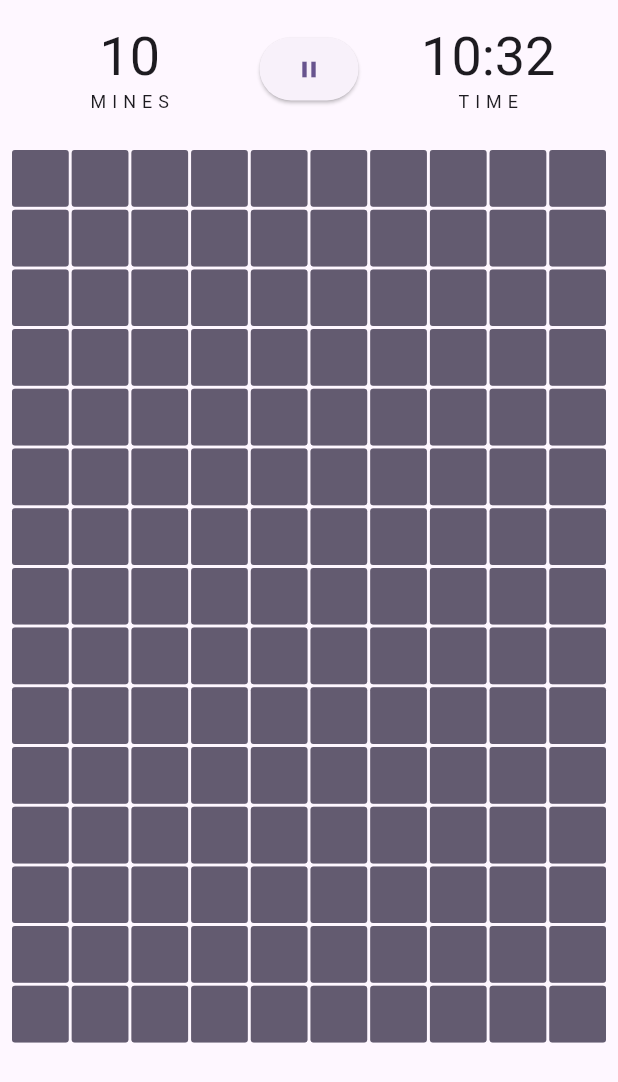
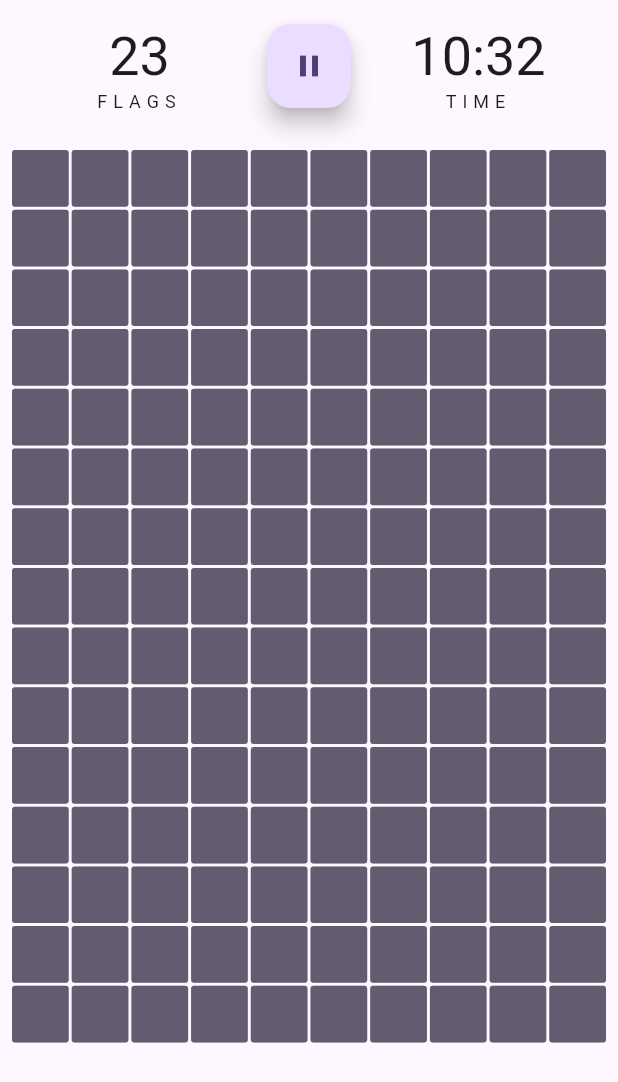
Before and after one commit to edwardnagy/minesweeper-crossplatform, a Flutter app: the screen it shows after launch, on a phone screen of 412 x 824 dp. Shown: the top 1082 px of the screen. Run offline on Flutter 3.47's test engine with Material 2 defaults, Android fonts, the phone set to English and light mode, and no system bars; generated files the repository leaves out were written again.

Commit message:
Add flag functionality

```diff
--- a/lib/engine/game_engine.dart
+++ b/lib/engine/game_engine.dart
@@ -18,6 +18,14 @@ class GameEngine with ChangeNotifier {
   late List<Tile> _tiles;
 
   List<Tile> get tiles => UnmodifiableListView(_tiles);
+
+  var _flagsUsed = 0;
+
+  int get flagsRemaining => configuration.flagCount - _flagsUsed;
+
+  bool get isGameOver => _tiles.any((tile) => tile.isMine && tile.revealed);
+
+  bool get isGameWon => _tiles.where((tile) => tile.isMine).every((tile) => tile.flagged);
 
   void _generateTiles() {
     _tiles = List.generate(
@@ -70,12 +78,18 @@ class GameEngine with ChangeNotifier {
   }
 
   void revealTile(int index) {
+    if (_tiles[index].flagged) {
+      // Can't reveal a flagged tile
+      return;
+    }
     _tiles[index] = _tiles[index].copyWith(revealed: true);
     if (_tiles[index].isMine) {
+      // Game over, reveal all tiles
       for (var index = 0; index < _tiles.length; index++) {
         _tiles[index] = _tiles[index].copyWith(revealed: true);
       }
     } else if (_tiles[index].adjacentMineCount == 0) {
+      // Reveal adjacent tiles
       final adjacentTileIndices = _getAdjacentTileIndices(index);
       for (final adjacentTileIndex in adjacentTileIndices) {
         if (!_tiles[adjacentTileIndex].revealed) {
@@ -85,4 +99,20 @@ class GameEngine with ChangeNotifier {
     }
     notifyListeners();
   }
+
+  void toggleFlagForTile(int index) {
+    if (_tiles[index].revealed) {
+      // Can't flag a revealed tile
+      return;
+    }
+    if (_tiles[index].flagged) {
+      _tiles[index] = _tiles[index].copyWith(flagged: false);
+      _flagsUsed--;
+      notifyListeners();
+    } else if (_flagsUsed < configuration.flagCount) {
+      _tiles[index] = _tiles[index].copyWith(flagged: true);
+      _flagsUsed++;
+      notifyListeners();
+    }
+  }
 }
--- a/lib/l10n/app_en.arb
+++ b/lib/l10n/app_en.arb
@@ -1,6 +1,6 @@
 {
     "title": "Minesweeper",
     "pause": "Pause",
-    "mines": "Mines",
+    "flags": "Flags",
     "time": "Time"
 }
--- a/lib/model/game_configuration.dart
+++ b/lib/model/game_configuration.dart
@@ -12,4 +12,6 @@ class GameConfiguration {
   int get tileCount => horizontalTileCount * verticalTileCount;
 
   int get mineCount => (tileCount * mineRatio).round();
+
+  int get flagCount => mineCount;
 }
--- a/lib/model/tile.dart
+++ b/lib/model/tile.dart
@@ -2,22 +2,26 @@ class Tile {
   final bool isMine;
   final int adjacentMineCount;
   final bool revealed;
+  final bool flagged;
 
   const Tile({
     this.isMine = false,
     this.adjacentMineCount = 0,
     this.revealed = false,
+    this.flagged = false,
   });
 
   Tile copyWith({
     bool? isMine,
     int? adjacentMineCount,
     bool? revealed,
+    bool? flagged,
   }) {
     return Tile(
       isMine: isMine ?? this.isMine,
       adjacentMineCount: adjacentMineCount ?? this.adjacentMineCount,
       revealed: revealed ?? this.revealed,
+      flagged: flagged ?? this.flagged,
     );
   }
 }
--- a/lib/view/game/game_body.dart
+++ b/lib/view/game/game_body.dart
@@ -1,6 +1,6 @@
-import 'package:ea_minesweeper/engine/game_engine.dart';
 import 'package:flutter/material.dart';
 
+import '../../engine/game_engine.dart';
 import 'tile_box.dart';
 
 class GameBody extends StatelessWidget {
@@ -27,8 +27,11 @@ class GameBody extends StatelessWidget {
           itemBuilder: (context, index) {
             return TileBox(
               tile: engine.tiles[index],
-              onTap: () {
+              onRevealed: () {
                 engine.revealTile(index);
+              },
+              onFlagged: () {
+                engine.toggleFlagForTile(index);
               },
             );
           },
--- a/lib/view/game/game_header.dart
+++ b/lib/view/game/game_header.dart
@@ -1,18 +1,12 @@
 import 'package:flutter/material.dart';
 
+import '../../engine/game_engine.dart';
 import '../../l10n/app_localizations.dart';
 
 class GameHeader extends StatelessWidget {
-  const GameHeader({
-    super.key,
-    required this.minesCount,
-    required this.timeElapsed,
-    required this.onPause,
-  });
+  const GameHeader(this._engine, {super.key});
 
-  final int minesCount;
-  final Duration timeElapsed;
-  final VoidCallback onPause;
+  final GameEngine _engine;
 
   @override
   Widget build(BuildContext context) {
@@ -20,25 +14,28 @@ class GameHeader extends StatelessWidget {
 
     return Padding(
       padding: const EdgeInsetsDirectional.all(padding),
-      child: Row(
+      child: AnimatedBuilder(
+        animation: _engine,
+        builder: (context, _) {
+          return Row(
+            crossAxisAlignment: CrossAxisAlignment.start,
             children: [
               Expanded(
                 child: _statContainer(
                   context,
-              label: AppLocalizations.of(context).mines,
-              value: minesCount.toString(),
+                  label: AppLocalizations.of(context).flags,
+                  value: _engine.flagsRemaining.toString(),
                 ),
               ),
               Padding(
-            padding: const EdgeInsetsDirectional.symmetric(horizontal: padding),
+                padding: const EdgeInsetsDirectional.only(top: padding),
                 child: Tooltip(
                   message: AppLocalizations.of(context).pause,
-              child: ElevatedButton(
-                onPressed: onPause,
-                child: const Padding(
-                  padding: EdgeInsets.symmetric(vertical: 12.0),
-                  child: Icon(Icons.pause),
-                ),
+                  child: FloatingActionButton(
+                    onPressed: () {
+                      // TODO: Pause the game
+                    },
+                    child: const Icon(Icons.pause),
                   ),
                 ),
               ),
@@ -46,10 +43,12 @@ class GameHeader extends StatelessWidget {
                 child: _statContainer(
                   context,
                   label: AppLocalizations.of(context).time,
-              value: timeElapsed.inMinutesAndSeconds,
+                  value: const Duration(minutes: 10, seconds: 32).inMinutesAndSeconds,
                 ),
               ),
             ],
+          );
+        },
       ),
     );
   }
@@ -71,6 +70,7 @@ class GameHeader extends StatelessWidget {
           Text(
             label.toUpperCase(),
             style: Theme.of(context).textTheme.bodySmall?.copyWith(letterSpacing: 4),
+            textAlign: TextAlign.center,
           ),
         ],
       ),
--- a/lib/view/game/game_screen.dart
+++ b/lib/view/game/game_screen.dart
@@ -1,8 +1,8 @@
-import 'package:ea_minesweeper/engine/game_engine.dart';
-import 'package:ea_minesweeper/model/game_configuration.dart';
-import 'package:ea_minesweeper/view/game/game_body.dart';
 import 'package:flutter/material.dart';
 
+import '../../engine/game_engine.dart';
+import '../../model/game_configuration.dart';
+import 'game_body.dart';
 import 'game_header.dart';
 
 class GameScreen extends StatefulWidget {
@@ -29,13 +29,7 @@ class _GameScreenState extends State<GameScreen> {
       body: Column(
         crossAxisAlignment: CrossAxisAlignment.stretch,
         children: [
-          GameHeader(
-            minesCount: 10,
-            timeElapsed: const Duration(minutes: 10, seconds: 32),
-            onPause: () {
-              // TODO: Pause the game
-            },
-          ),
+          GameHeader(_engine),
           Expanded(
             child: GameBody(_engine),
           ),
--- a/lib/view/game/tile_box.dart
+++ b/lib/view/game/tile_box.dart
@@ -6,11 +6,13 @@ class TileBox extends StatelessWidget {
   const TileBox({
     super.key,
     required this.tile,
-    required this.onTap,
+    required this.onRevealed,
+    required this.onFlagged,
   });
 
   final Tile tile;
-  final VoidCallback onTap;
+  final VoidCallback onRevealed;
+  final VoidCallback onFlagged;
 
   @override
   Widget build(BuildContext context) {
@@ -24,14 +26,10 @@ class TileBox extends StatelessWidget {
           shape: shape,
           child: Center(
             child: tile.isMine
-                ? const Icon(Icons.dangerous, color: Colors.red)
-                : Text(
-                    tile.adjacentMineCount != 0 ? tile.adjacentMineCount.toString() : '',
-                    style: Theme.of(context).textTheme.labelLarge?.copyWith(
-                          color: _getTextColor(tile.adjacentMineCount),
-                          fontWeight: FontWeight.bold,
-                        ),
-                  ),
+                ? _mine(context)
+                : tile.adjacentMineCount > 0
+                    ? _adjacentMineCountText(context)
+                    : null,
           ),
         ),
         if (!tile.revealed) ...[
@@ -41,9 +39,11 @@ class TileBox extends StatelessWidget {
                 shadowColor: Colors.transparent,
                 shape: RoundedRectangleBorder(borderRadius: BorderRadiusDirectional.circular(2)),
                 backgroundColor: color,
+                padding: EdgeInsets.zero,
               ),
-              onPressed: onTap,
-              child: const SizedBox(),
+              onPressed: onRevealed,
+              onLongPress: onFlagged,
+              child: Center(child: tile.flagged ? _flag(context) : null),
             ),
           ),
         ],
@@ -51,14 +51,35 @@ class TileBox extends StatelessWidget {
     );
   }
 
-  Color _getTextColor(int adjacentMineCount) {
+  Widget _mine(BuildContext context) {
+    return const Icon(Icons.dangerous, color: Colors.red);
+  }
+
+  Widget _adjacentMineCountText(BuildContext context) {
+    final adjacentMineCount = tile.adjacentMineCount;
+    final Color color;
     switch (adjacentMineCount) {
       case 1:
-        return Colors.blue;
+        color = Colors.blue;
+        break;
       case 2:
-        return Colors.green;
+        color = Colors.green;
+        break;
       default:
-        return Colors.red;
+        color = Colors.red;
+        break;
     }
+
+    return Text(
+      adjacentMineCount.toString(),
+      style: Theme.of(context).textTheme.labelLarge?.copyWith(
+            color: color,
+            fontWeight: FontWeight.bold,
+          ),
+    );
+  }
+
+  Widget _flag(BuildContext context) {
+    return const Icon(Icons.flag, color: Colors.red);
   }
 }
```
Also changed, not shown: lib/view/root_widget.dart (+6 -2 lines). Lines whose indentation alone changed are shown as unchanged.
